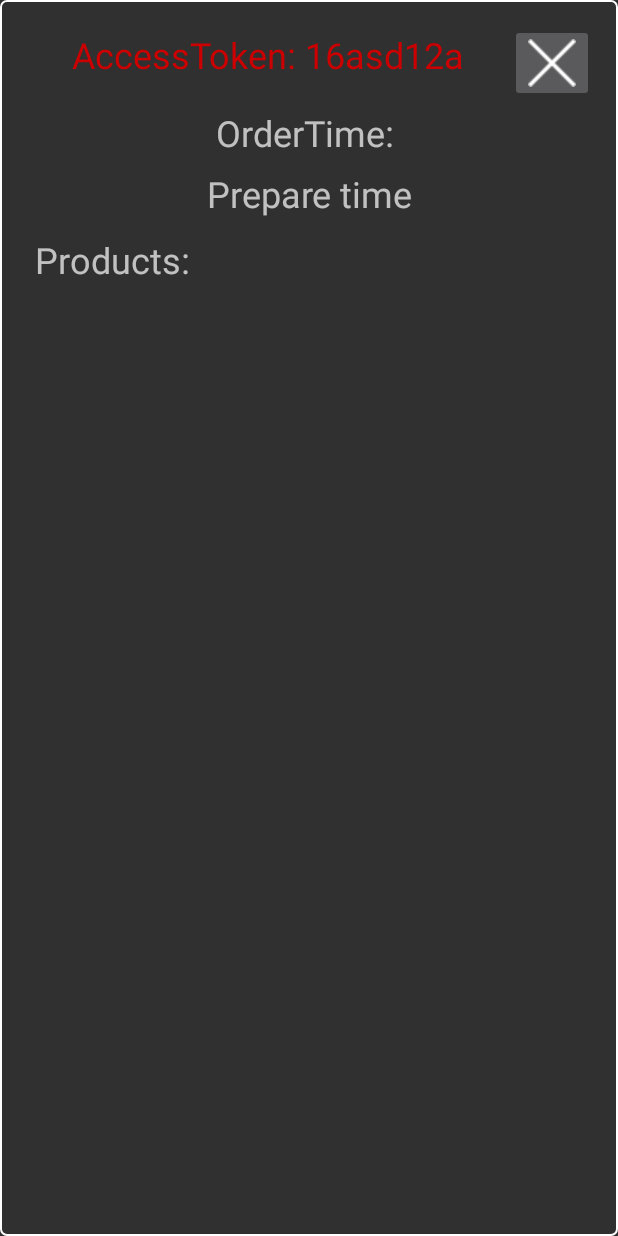
After one commit to GiveMeAQuest/CactusHack, an Android app: the layout orders_item_layout.xml on its own in the app's theme, with its tools: preview values and no code run, on a phone screen of 412 x 824 dp. The commit adds this screen. Run offline under Robolectric (Android 15) with nearby library versions, the phone set to English and light mode, and no system bars.

Commit message:
Last stable, for distribute

```diff
--- a/CactusApplication/app/src/main/java/com/makhrov/android/cactusapplication/Adapters/ProductsAdapter.java
+++ b/CactusApplication/app/src/main/java/com/makhrov/android/cactusapplication/Adapters/ProductsAdapter.java
@@ -126,8 +126,4 @@ public class ProductsAdapter extends RecyclerView.Adapter<ProductsAdapter.ViewHo
         }
     }
 
-    public void addAll(List<Product> videos) {
-        products.addAll(videos);
-        notifyDataSetChanged();
-    }
 }
--- a/CactusApplication/app/src/main/java/com/makhrov/android/cactusapplication/WEB/dto/Order.java
+++ b/CactusApplication/app/src/main/java/com/makhrov/android/cactusapplication/WEB/dto/Order.java
@@ -2,6 +2,8 @@ package com.makhrov.android.cactusapplication.WEB.dto;
 
 import com.google.gson.annotations.SerializedName;
 
+
+import java.util.ArrayList;
 
 import lombok.Getter;
 import lombok.Setter;
@@ -16,5 +18,7 @@ public class Order {
     String orderTime;
     @SerializedName("prepare_time")
     String prepareTime;
-
+    @SerializedName("access_token")
+    String accessToken;
+    ArrayList<Product> products;
 }
--- /dev/null
+++ b/CactusApplication/app/src/main/res/drawable/orders_item_shape.xml
@@ -0,0 +1,14 @@
+<?xml version="1.0" encoding="utf-8"?>
+<shape xmlns:android="http://schemas.android.com/apk/res/android">
+
+    <solid android:color="@android:color/transparent"></solid>
+
+    <corners
+        android:topLeftRadius="4dp"
+        android:topRightRadius="4dp"
+        android:bottomLeftRadius="4dp"
+        android:bottomRightRadius="4dp" />
+
+    <stroke android:width="2px" android:color="#ffffff"/>
+
+</shape>
--- a/CactusApplication/app/src/main/res/layout/my_orders_layout.xml
+++ b/CactusApplication/app/src/main/res/layout/my_orders_layout.xml
@@ -3,4 +3,9 @@
     android:orientation="vertical" android:layout_width="match_parent"
     android:layout_height="match_parent">
 
+    <android.support.v7.widget.RecyclerView
+        android:layout_width="match_parent"
+        android:layout_height="match_parent"
+        android:id="@+id/orders_list_view">
+    </android.support.v7.widget.RecyclerView>
 </LinearLayout>
--- /dev/null
+++ b/CactusApplication/app/src/main/res/layout/orders_item_layout.xml
@@ -0,0 +1,64 @@
+<?xml version="1.0" encoding="utf-8"?>
+<LinearLayout xmlns:android="http://schemas.android.com/apk/res/android"
+    android:layout_width="match_parent"
+    android:layout_height="match_parent"
+    android:background="@drawable/orders_item_shape"
+    android:orientation="vertical"
+    android:padding="16dp">
+
+    <RelativeLayout
+        android:layout_width="match_parent"
+        android:layout_height="wrap_content">
+
+        <ImageButton
+            android:id="@+id/delete_order_hint"
+            android:layout_width="wrap_content"
+            android:layout_height="wrap_content"
+            android:layout_alignParentRight="true"
+            android:src="@drawable/close" />
+
+        <TextView
+            android:id="@+id/access_token_view"
+            android:layout_width="match_parent"
+            android:layout_height="wrap_content"
+            android:layout_margin="4dp"
+            android:layout_toLeftOf="@id/delete_order_hint"
+            android:text="AccessToken: 16asd12a"
+            android:textAlignment="center"
+            android:textColor="@android:color/holo_red_dark"
+            android:textSize="24sp" />
+    </RelativeLayout>
+
+
+    <TextView
+        android:id="@+id/order_time_view"
+        android:layout_width="match_parent"
+        android:layout_height="wrap_content"
+        android:layout_margin="4dp"
+        android:text="OrderTime: "
+        android:textAlignment="center"
+        android:textSize="24sp" />
+
+    <TextView
+        android:id="@+id/prepare_time_view"
+        android:layout_width="match_parent"
+        android:layout_height="wrap_content"
+        android:layout_margin="4dp"
+        android:text="Prepare time"
+        android:textAlignment="center"
+        android:textSize="24sp" />
+
+    <TextView
+        android:layout_width="wrap_content"
+        android:layout_height="wrap_content"
+        android:layout_margin="4dp"
+        android:padding="3dp"
+        android:text="Products:"
+        android:textAlignment="center"
+        android:textSize="24sp" />
+
+    <ListView
+        android:id="@+id/products_list_view"
+        android:layout_width="wrap_content"
+        android:layout_height="wrap_content" />
+</LinearLayout>
```
Also changed, not shown: CactusApplication/app/src/main/java/com/makhrov/android/cactusapplication/Adapters/CartProductsAdapter.java (+9 -12 lines), CactusApplication/app/src/main/java/com/makhrov/android/cactusapplication/Adapters/OrdersAdapter.java (added, +104 -0 lines), CactusApplication/app/src/main/java/com/makhrov/android/cactusapplication/Fragments/FragmentCart.java (+4 -6 lines), CactusApplication/app/src/main/java/com/makhrov/android/cactusapplication/Fragments/FragmentOrders.java (added, +52 -0 lines), CactusApplication/app/src/main/java/com/makhrov/android/cactusapplication/Fragments/FragmentProducts.java (+6 -1 lines), CactusApplication/app/src/main/java/com/makhrov/android/cactusapplication/OrderActivity.java (+5 -10 lines), CactusApplication/app/src/main/res/layout/cart_item_layout.xml (+8 -3 lines), CactusApplication/app/src/main/res/layout/products_item.xml (+5 -2 lines), CactusApplication/app/src/main/res/layout/products_list_list_item.xml (renamed from CactusApplication/app/src/main/res/layout/products_layout.xml, +6 -6 lines), CactusApplication/app/src/main/res/drawable/close.png (added).
